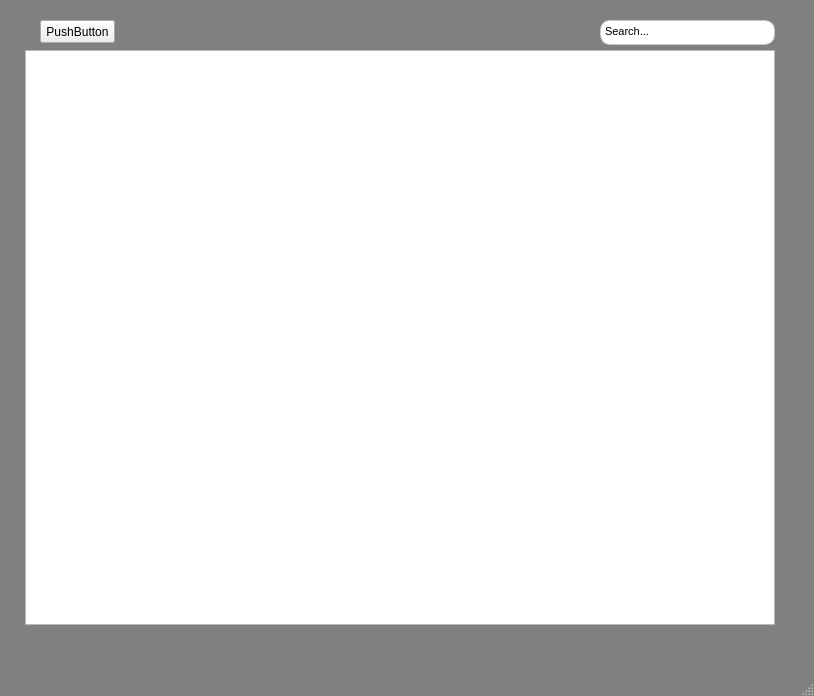
Qt form Chronicle_PC/alpha_window/main0.1.ui (bobbyzheng/Chronicle) before a commit.
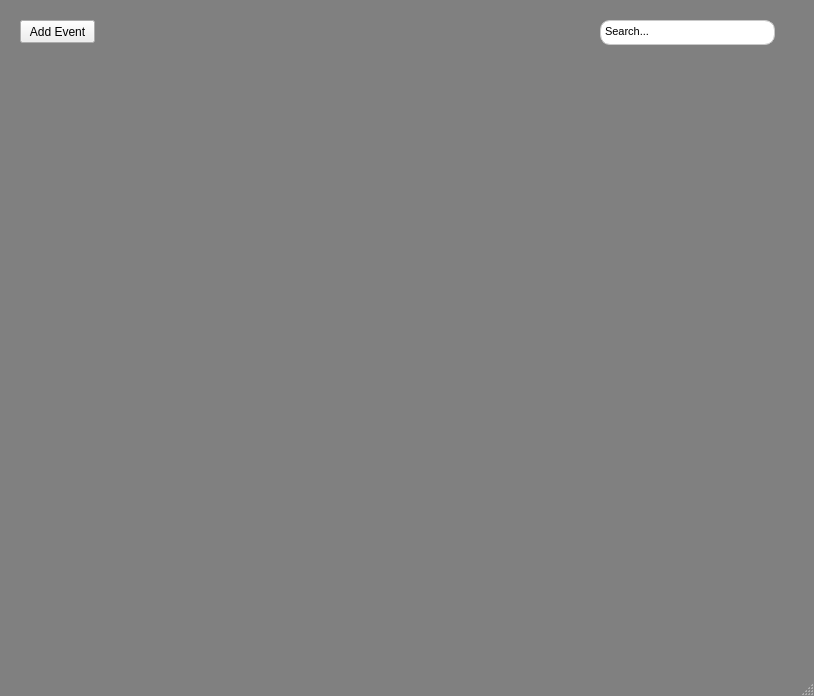
The same form after that commit.

The edit to the form file:
```diff
--- a/Chronicle_PC/alpha_window/main0.1.ui
+++ b/Chronicle_PC/alpha_window/main0.1.ui
@@ -51,27 +51,41 @@
 &lt;p style=&quot; margin-top:0px; margin-bottom:0px; margin-left:0px; margin-right:0px; -qt-block-indent:0; text-indent:0px;&quot;&gt;&lt;span style=&quot; font-size:8pt;&quot;&gt;Search...&lt;/span&gt;&lt;/p&gt;&lt;/body&gt;&lt;/html&gt;</string>
     </property>
    </widget>
-   <widget class="QTableView" name="tableView">
+   <widget class="QWidget" name="gridLayoutWidget">
     <property name="geometry">
      <rect>
-      <x>25</x>
+      <x>20</x>
       <y>50</y>
-      <width>750</width>
-      <height>575</height>
+      <width>771</width>
+      <height>571</height>
      </rect>
     </property>
+    <layout class="QGridLayout" name="eventGrid">
+     <property name="leftMargin">
+      <number>20</number>
+     </property>
+     <property name="topMargin">
+      <number>20</number>
+     </property>
+     <property name="horizontalSpacing">
+      <number>100</number>
+     </property>
+     <property name="verticalSpacing">
+      <number>20</number>
+     </property>
+    </layout>
    </widget>
    <widget class="QPushButton" name="addButton">
     <property name="geometry">
      <rect>
-      <x>40</x>
+      <x>20</x>
       <y>20</y>
       <width>75</width>
       <height>23</height>
      </rect>
     </property>
     <property name="text">
-     <string>PushButton</string>
+     <string>Add Event</string>
     </property>
    </widget>
   </widget>
```
Left out of the diff: 2 changed lines with no effect on the pictures.
